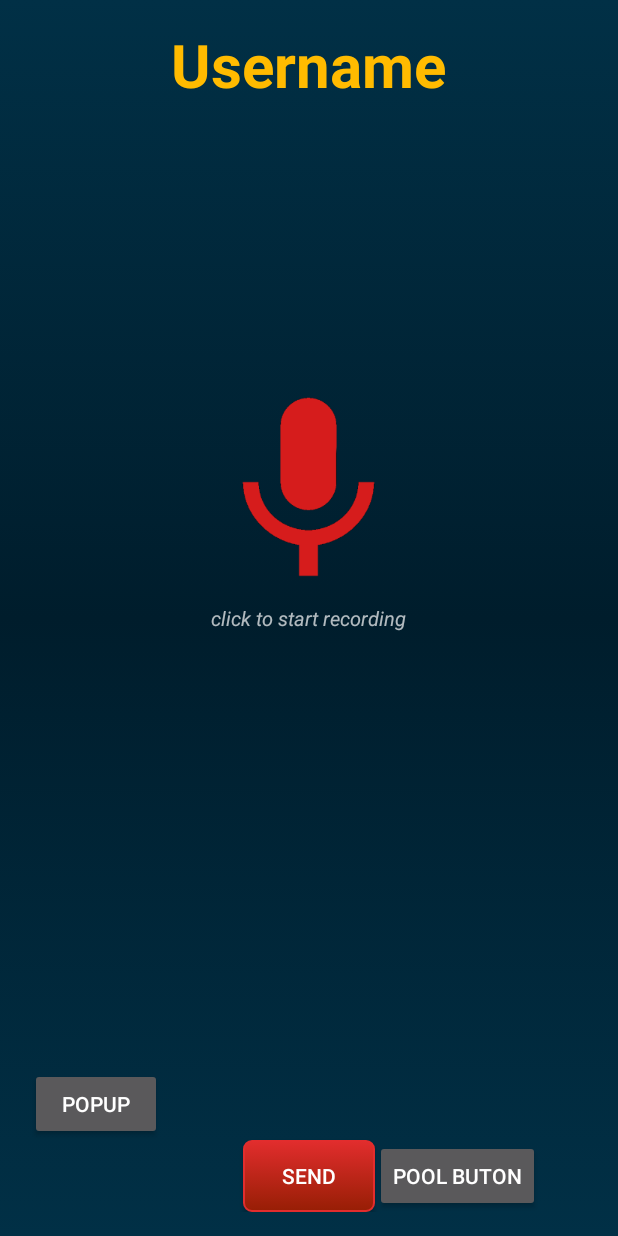
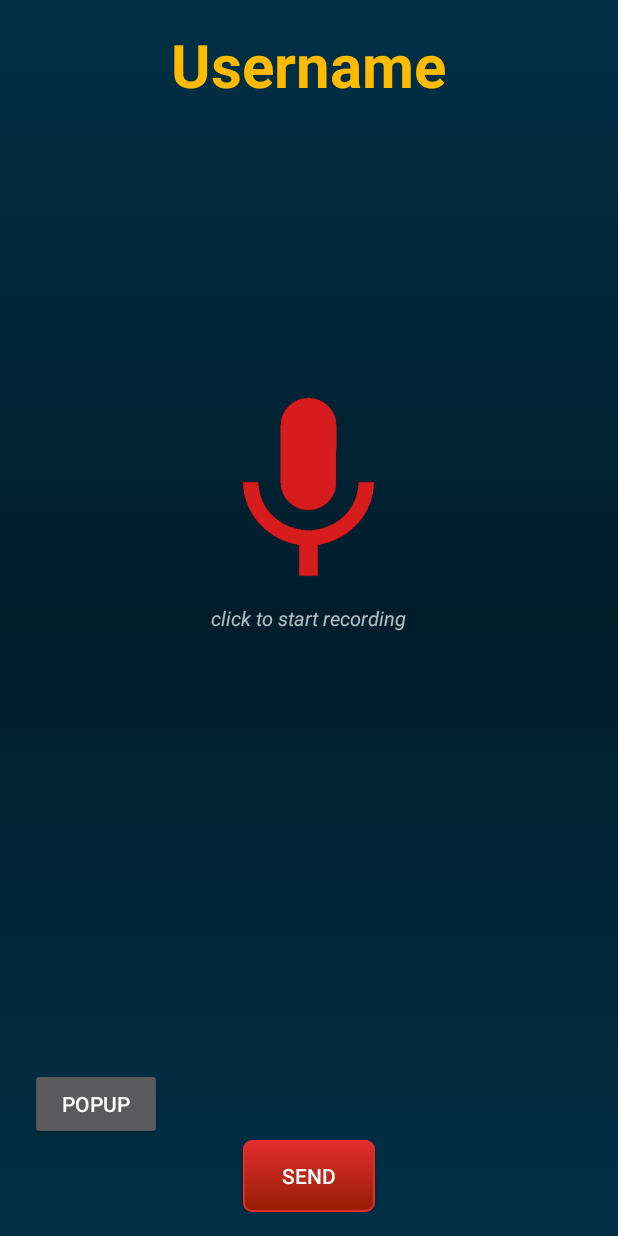
Before and after one commit to ciayco/SpaceVoi, an Android app: the layout up_activity.xml on its own in the app's theme, with its tools: preview values and no code run, on a phone screen of 412 x 824 dp. Run offline under Robolectric (Android 15) with nearby library versions, the phone set to English and light mode, and no system bars.

Commit message:
visual update

```diff
--- a/app/src/main/java/com/example/ciayco/spacevoi/PopUpActivity.java
+++ b/app/src/main/java/com/example/ciayco/spacevoi/PopUpActivity.java
@@ -21,6 +21,6 @@ public class PopUpActivity extends Activity {
         int genislik = dm.widthPixels;
         int yukseklik= dm.heightPixels;
 
-        getWindow().setLayout((int)(genislik*.8),(int)(yukseklik*.8));
-    }
+        getWindow().setLayout((int)(genislik*.8),(int)(yukseklik*.4));
+        }
 }
--- a/app/src/main/res/drawable/play_button.xml
+++ b/app/src/main/res/drawable/play_button.xml
@@ -1,11 +1,11 @@
 <?xml version="1.0" encoding="utf-8"?>
 <selector xmlns:android="http://schemas.android.com/apk/res/android">
     <item
-        android:drawable="@mipmap/playbuttonalt" />
+        android:drawable="@mipmap/playbuttonalt2" />
     <item
         android:state_checked="true"
         android:drawable="@mipmap/stopbutton" />
     <item
         android:state_checked="false"
-        android:drawable="@mipmap/playbuttonalt" />
+        android:drawable="@mipmap/playbuttonalt2" />
 </selector>
--- a/app/src/main/res/layout/child_layout.xml
+++ b/app/src/main/res/layout/child_layout.xml
@@ -38,7 +38,7 @@
         android:id="@+id/play_button"
         android:layout_gravity="right"
         android:background="@drawable/play_button"
-        android:layout_alignParentTop="true"
+        android:layout_centerVertical="true"
         android:layout_alignParentLeft="true"
         android:layout_alignParentStart="true"
         android:layout_marginRight="5dp" />
--- a/app/src/main/res/layout/content_main.xml
+++ b/app/src/main/res/layout/content_main.xml
@@ -5,8 +5,6 @@
     android:layout_width="fill_parent"
     android:layout_height="fill_parent"
     android:paddingBottom="@dimen/activity_vertical_margin"
-    android:paddingLeft="@dimen/activity_horizontal_margin"
-    android:paddingRight="@dimen/activity_horizontal_margin"
     android:paddingTop="@dimen/activity_vertical_margin"
     app:layout_behavior="@string/appbar_scrolling_view_behavior"
     tools:context="com.example.ciayco.spacevoi.MainActivity"
--- a/app/src/main/res/layout/up_activity.xml
+++ b/app/src/main/res/layout/up_activity.xml
@@ -44,15 +44,6 @@
         android:layout_alignParentBottom="true"
         android:layout_centerHorizontal="true" />
 
-    <Button
-        android:layout_width="wrap_content"
-        android:layout_height="wrap_content"
-        android:text="Pool Buton"
-        android:id="@+id/indirbut"
-        android:layout_alignParentBottom="true"
-        android:layout_toRightOf="@+id/gonderbut"
-        android:layout_toEndOf="@+id/gonderbut" />
-
     <TextView
         android:layout_width="wrap_content"
         android:layout_height="wrap_content"
```
Also changed, not shown: app/src/main/res/mipmap-xhdpi/playbuttonalt2.png (added).
